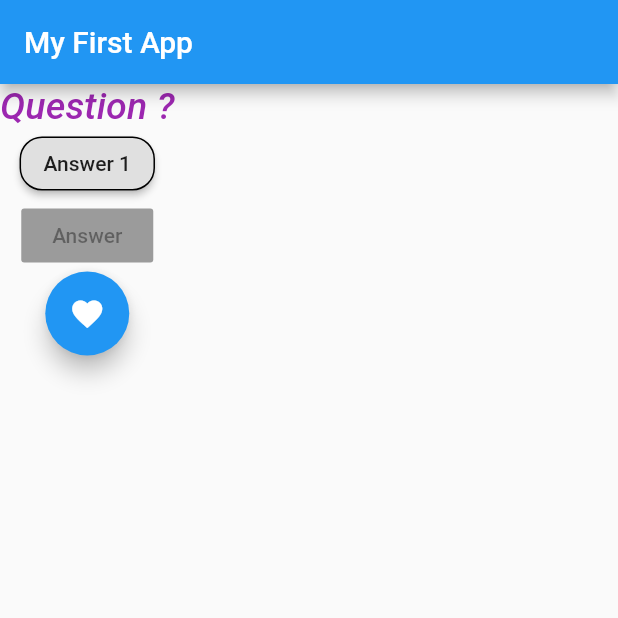
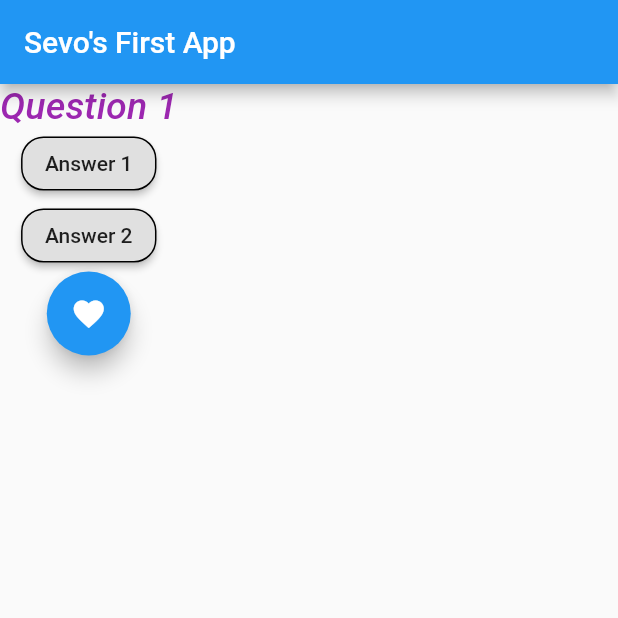
Before and after one commit to sevilayagil/FlutterApp, a Flutter app: the screen it shows after launch, after a tap on "Answer 1", on a phone screen of 412 x 824 dp, the top half of it. Run offline on Flutter 3.47's test engine with Material 2 defaults, Android fonts, the phone set to English and light mode, and no system bars; Roboto replaces fonts that are missing (Google Sans).

Commit message:
minor changes

```diff
--- a/lib/main.dart
+++ b/lib/main.dart
@@ -3,19 +3,26 @@ import 'package:flutter/material.dart';
 void main() => runApp(MyCoolApp());
 
 class MyCoolApp extends StatelessWidget {
+  var questionIndex = 0;
+  void answerQuestions() {
+    questionIndex = questionIndex + 1;
+    print(questionIndex);
+  }
+
   @override
   Widget build(BuildContext context) {
+    var questions = ['Question 1', 'Question 2'];
     return MaterialApp(
       home: Scaffold(
         appBar: AppBar(
           title: Text(
-            'My First App',
+            'Sevo\'s First App',
           ),
         ),
         body: Column(
-          children: <Widget>[
+          children: [
             Text(
-              'Question ?',
+              questions[questionIndex],
               style: TextStyle(
                   color: Colors.purple,
                   fontWeight: FontWeight.w500,
@@ -24,16 +31,21 @@ class MyCoolApp extends StatelessWidget {
                   fontSize: 25),
             ),
             RaisedButton(
-              onPressed: () {},
+              onPressed: answerQuestions,
               child: Text(
                 'Answer 1',
               ),
               shape: OutlineInputBorder(
                   borderRadius: BorderRadius.all(Radius.circular(15))),
             ),
-            RaisedButton(child: Text('Answer'), onPressed: null),
+            RaisedButton(
+              onPressed: answerQuestions,
+              child: Text('Answer 2'),
+              shape: OutlineInputBorder(
+                  borderRadius: BorderRadius.all(Radius.circular(15))),
+            ),
             FloatingActionButton(
-              onPressed: () {},
+              onPressed: answerQuestions,
               child: Icon(Icons.favorite),
             )
           ],
```
Also changed, not shown: lib/widgets/shadow.dart (added, +19 -0 lines).
